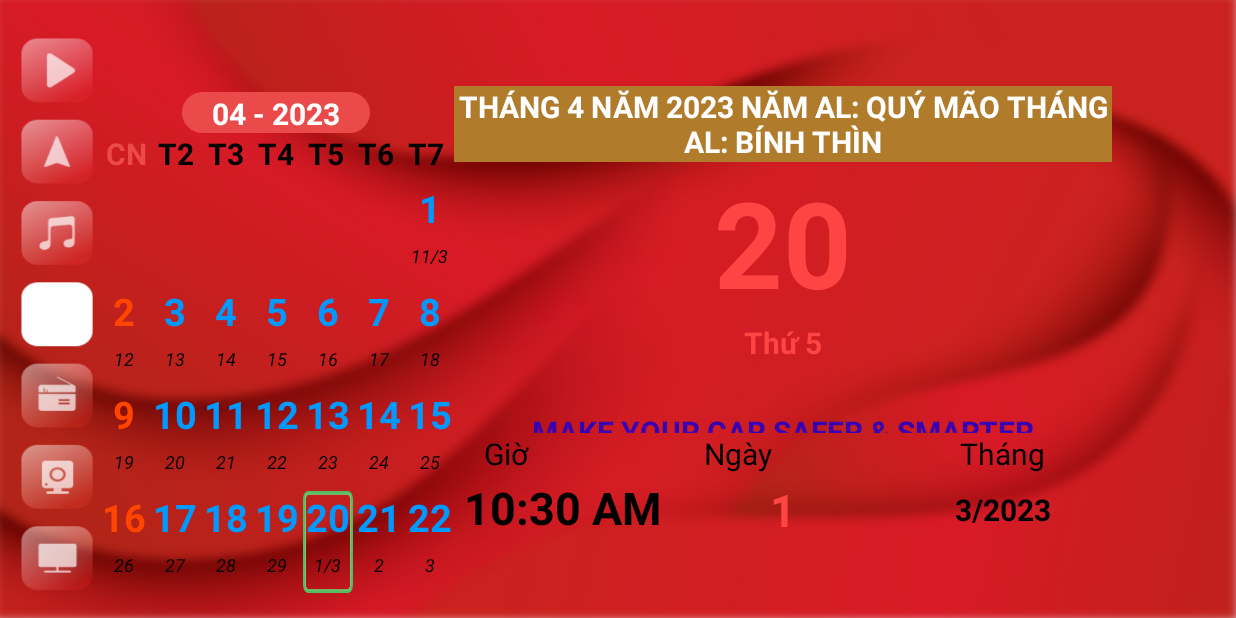
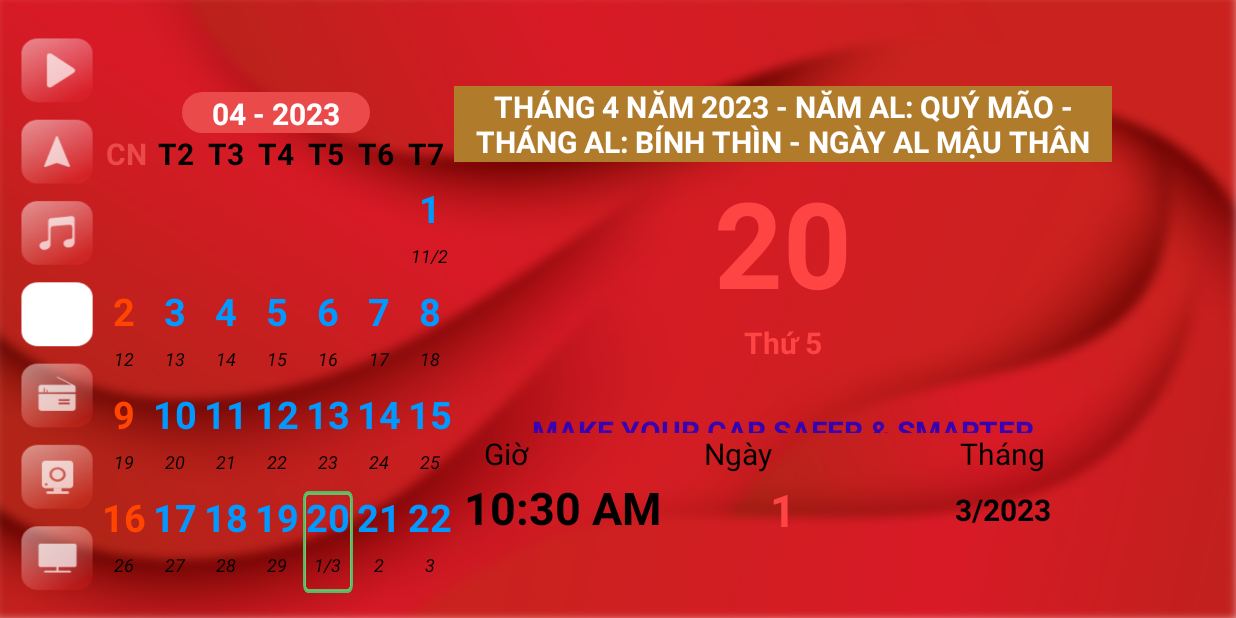
Before and after one commit to anhhv29/lunar-calendar, an Android app: the screen it shows after launch (MainActivity), on a phone screen of 824 x 412 dp (held sideways). Run offline under Robolectric (Android 15) with nearby library versions, the phone set to English and light mode, and no system bars; network calls fail; 5 statements that could not run were skipped.

Commit message:
update can chi ngày/tháng/năm

```diff
--- a/app/src/main/java/vn/gotech/lunar_calendar/MainActivity.java
+++ b/app/src/main/java/vn/gotech/lunar_calendar/MainActivity.java
@@ -79,51 +79,128 @@ public class MainActivity extends AppCompatActivity {
             int monthLunar = lunar[1];
             int yearLunar = lunar[2];
 
-            String[] can = {"Canh", "Tân", "Nhâm", "Quý", "Giáp", "Ất", "Bính", "Đinh", "Mậu", "Kỷ"};
-            String[] chi = {"Thân", "Dậu", "Tuất", "Hợi", "Tý", "Sửu", "Dần", "Mão", "Thìn", "Tỵ", "Ngọ", "Mùi"};
+            String[] can = {"Giáp", "Ất", "Bính", "Đinh", "Mậu", "Kỷ", "Canh", "Tân", "Nhâm", "Quý"};
+            String[] chi = {"Tý", "Sửu", "Dần", "Mão", "Thìn", "Tỵ", "Ngọ", "Mùi", "Thân", "Dậu", "Tuất", "Hợi"};
 
-            String[] GiapKy = {"Bính Dần", "Đinh Mão", "Mậu Thìn", "Kỷ Tỵ", "Canh Ngọ", "Tân Mùi", "Nhâm Thân", "Quý Dậu", "Giáp Tuất", "Ất Hợi", "Bính Tý", "Đinh Sửu"};
-            String[] AtCanh = {"Mậu Dần", "Kỷ Mão", "Canh Thìn", "Tân Tỵ", "Nhâm Ngọ", "Quý Mùi", "Giáp Thân", "Ất Dậu", "Bính Tuất", "Đinh Hợi", "Mậu Tý", "Kỷ Sửu"};
-            String[] BinhTan = {"Canh Dần", "Tân Mão", "Nhâm Thìn", "Quý Tỵ", "Giáp Ngọ", "Ất Mùi", "Bính Thân", "Đinh Dậu", "Mậu Tuất", "Kỷ Hợi", "Canh Tý", "Tân Sửu"};
-            String[] DinhNham = {"Nhâm Dần", "Quý Mão", "Giáp Thìn", "Ất Tỵ", "Bính Ngọ", "Đinh Mùi", "Mậu Thân", "Kỷ Dậu", "Canh Tuất", "Tân Hợi", "Nhâm Tý", "Quý Sửu"};
-            String[] MauQuy = {"Giáp Dần", "Ất Mão", "Bính Thìn", "Đinh Tỵ", "Mậu Ngọ", "Kỷ Mùi", "Canh Thân", "Tân Dậu", "Nhâm Tuất", "Quý Hợi", "Giáp Tý", "Ất Sửu"};
-
-            // tính can chi của năm
-            String canYear = can[year % 10];
-            String chiYear = chi[year % 12];
+            String canYear = can[(yearLunar + 6) % 10];
+            String chiYear = chi[(yearLunar + 8) % 12];
             String lunarYear = canYear + " " + chiYear;
 
-            //tính can chi của tháng
-            String lunarMonth = null;
-            switch (canYear) {
-                case "Giáp":
-                case "Kỷ":
-                    lunarMonth = GiapKy[monthLunar - 1];
-                    break;
-                case "Ất":
-                case "Canh":
-                    lunarMonth = AtCanh[monthLunar - 1];
-                    break;
-                case "Bính":
-                case "Tân":
-                    lunarMonth = BinhTan[monthLunar - 1];
-                    break;
-                case "Đinh":
-                case "Nhâm":
-                    lunarMonth = DinhNham[monthLunar - 1];
-                    break;
-                case "Mậu":
-                case "Quý":
-                    lunarMonth = MauQuy[monthLunar - 1];
-                    break;
-            }
+            String[] chiM = {"Dần", "Mão", "Thìn", "Tỵ", "Ngọ", "Mùi", "Thân", "Dậu", "Tuất", "Hợi", "Tý", "Sửu"};
+            String canMonth = can[(yearLunar * 12 + monthLunar + 3) % 10];
+            String chiMonth = chiM[monthLunar - 1];
+            String lunarMonth = canMonth + " " + chiMonth;
+
+            int dayJuliusNumber = jdFromDate(day, month, year);
+            String canDay = can[(dayJuliusNumber + 9) % 10];
+            String chiDay = chi[(dayJuliusNumber + 1) % 12];
+            String lunarDay = canDay + " " + chiDay;
+
+//            String[] can = {"Canh", "Tân", "Nhâm", "Quý", "Giáp", "Ất", "Bính", "Đinh", "Mậu", "Kỷ"};
+//            String[] chi = {"Thân", "Dậu", "Tuất", "Hợi", "Tý", "Sửu", "Dần", "Mão", "Thìn", "Tỵ", "Ngọ", "Mùi"};
+//
+//            String[] GiapKy = {"Bính Dần", "Đinh Mão", "Mậu Thìn", "Kỷ Tỵ", "Canh Ngọ", "Tân Mùi", "Nhâm Thân", "Quý Dậu", "Giáp Tuất", "Ất Hợi", "Bính Tý", "Đinh Sửu"};
+//            String[] AtCanh = {"Mậu Dần", "Kỷ Mão", "Canh Thìn", "Tân Tỵ", "Nhâm Ngọ", "Quý Mùi", "Giáp Thân", "Ất Dậu", "Bính Tuất", "Đinh Hợi", "Mậu Tý", "Kỷ Sửu"};
+//            String[] BinhTan = {"Canh Dần", "Tân Mão", "Nhâm Thìn", "Quý Tỵ", "Giáp Ngọ", "Ất Mùi", "Bính Thân", "Đinh Dậu", "Mậu Tuất", "Kỷ Hợi", "Canh Tý", "Tân Sửu"};
+//            String[] DinhNham = {"Nhâm Dần", "Quý Mão", "Giáp Thìn", "Ất Tỵ", "Bính Ngọ", "Đinh Mùi", "Mậu Thân", "Kỷ Dậu", "Canh Tuất", "Tân Hợi", "Nhâm Tý", "Quý Sửu"};
+//            String[] MauQuy = {"Giáp Dần", "Ất Mão", "Bính Thìn", "Đinh Tỵ", "Mậu Ngọ", "Kỷ Mùi", "Canh Thân", "Tân Dậu", "Nhâm Tuất", "Quý Hợi", "Giáp Tý", "Ất Sửu"};
+
+            // tính can chi năm
+//            String yearCode = can[year % 10];
+//            String yearChi = chi[year % 12];
+//            String lunarYear = yearCode + " " + yearChi;
+
+            //tính can chi tháng
+//            String lunarMonth = null;
+//            switch (yearCode) {
+//                case "Giáp":
+//                case "Kỷ":
+//                    lunarMonth = GiapKy[monthLunar - 1];
+//                    break;
+//                case "Ất":
+//                case "Canh":
+//                    lunarMonth = AtCanh[monthLunar - 1];
+//                    break;
+//                case "Bính":
+//                case "Tân":
+//                    lunarMonth = BinhTan[monthLunar - 1];
+//                    break;
+//                case "Đinh":
+//                case "Nhâm":
+//                    lunarMonth = DinhNham[monthLunar - 1];
+//                    break;
+//                case "Mậu":
+//                case "Quý":
+//                    lunarMonth = MauQuy[monthLunar - 1];
+//                    break;
+//            }
+
+            //cách tính khác về can chi tháng
+//            HashMap<String, String> lunarMonth2 = new HashMap<>();
+//            for (int i = 0; i < 12; i++) {
+//                int m = i + 1;
+//                String s = (i > 5) ? chi[i - 6] : chi[6 + i];
+//                lunarMonth2.put("T" + m, s);
+//            }
+//
+//            HashMap<String, String[]> lunarMonth3 = new HashMap<>();
+//            List<String> listMonthCan = new ArrayList<>();
+//
+//            for (int i = 0; i < 5; i++) {
+//                listMonthCan.add(can[i + 4] + "/" + can[(i + 9 > 9) ? i - 1 : (i + 9)]);
+//            }
+//
+//            for (int i = 0; i < listMonthCan.size(); i++) {
+//                if (i == 0) {
+//                    String[] canThang = new String[12];
+//                    for (int j = 0; j < 12; j++) {
+//                        canThang[j] = ((j > 3) ? can[j - 4] : can[j + 6]) + " " + lunarMonth2.get("T" + (j + 1));
+//                    }
+//                    lunarMonth3.put(listMonthCan.get(i), canThang);
+//                } else if (i == 1) {
+//                    String[] canThang2 = new String[12];
+//                    for (int j = 0; j < 12; j++) {
+//                        canThang2[j] = ((j > 1) ? can[j - 2] : can[j + 8]) + " " + lunarMonth2.get("T" + (j + 1));
+//                    }
+//                    lunarMonth3.put(listMonthCan.get(i), canThang2);
+//                } else if (i == 2) {
+//                    String[] canThang3 = new String[12];
+//                    for (int j = 0; j < 12; j++) {
+//                        canThang3[j] = (j > 9) ? can[j - 10] : can[j] + " " + lunarMonth2.get("T" + (j + 1));
+//                    }
+//                    lunarMonth3.put(listMonthCan.get(i), canThang3);
+//                } else if (i == 3) {
+//                    String[] canThang4 = new String[12];
+//                    for (int j = 0; j < 12; j++) {
+//                        canThang4[j] = ((j > 7) ? can[j - 8] : can[j + 2]) + " " + lunarMonth2.get("T" + (j + 1));
+//                    }
+//                    lunarMonth3.put(listMonthCan.get(i), canThang4);
+//                } else if (i == 4) {
+//                    String[] canThang5 = new String[12];
+//                    for (int j = 0; j < 12; j++) {
+//                        canThang5[j] = ((j > 5) ? can[j - 6] : can[j + 4]) + " " + lunarMonth2.get("T" + (j + 1));
+//                    }
+//                    lunarMonth3.put(listMonthCan.get(i), canThang5);
+//                }
+//            }
+//
+//
+//            for (HashMap.Entry<String, String[]> entry : lunarMonth3.entrySet()) {
+//                String key = entry.getKey();
+//                String[] value = entry.getValue();
+//                for (int j = 0; j < value.length; j++) {
+//                    if (key.contains(canYear) && (lunnar[1] - 1) == j)
+//                        Log.e("123123123", "Key: " + key + ", Value: " + value[j]);
+//                }
+//            }
+
 
             tvDay.setText("" + day);
-            tvMonth.setText("Tháng " + month + " Năm " + year + " năm AL: " + lunarYear + " tháng AL: " + lunarMonth);
+            tvMonth.setText("Tháng " + month + " Năm " + year + " - năm AL: " + lunarYear + " - tháng AL: " + lunarMonth + " - ngày AL " + lunarDay);
             tvAuthor = findViewById(R.id.tvAuthor);
 
-            tvLunarDay.setText("" + lunar[0]);
-            tvLunarMonth.setText(lunar[1] + "/" + lunar[2]);
+            tvLunarDay.setText("" + dayLunar);
+            tvLunarMonth.setText(monthLunar + "/" + yearLunar);
 
             //Các ngày lễ trong năm
             HashMap<String, String[]> holidaysLunnar = new HashMap<>(); //ngày lễ âm
@@ -205,7 +282,6 @@ public class MainActivity extends AppCompatActivity {
             tvAuthor.setText("" + author);
 
             //xu ly thang
-
             if (month == 0) {
                 month = 12;
             }
@@ -234,7 +310,7 @@ public class MainActivity extends AppCompatActivity {
                 String center = "" + lunar1[0];
                 Log.d("center", center);
                 if (lunar1[0] == 1 || i == 1) {
-                    center += "/" + lunar[1];
+                    center += "/" + lunar1[1];
                 }
 
                 MonthCalender week = new MonthCalender("" + TMGduong, "" + center);
@@ -276,4 +352,16 @@ public class MainActivity extends AppCompatActivity {
         } catch (Exception ex) {
         }
     }
+
+    public int jdFromDate(int day, int month, int year) {
+        int a = (14 - month) / 12;
+        int y = year + 4800 - a;
+        int m = month + 12 * a - 3;
+        int jd = day + (153 * m + 2) / 5 + 365 * y + y / 4 - y / 100 + y / 400 - 32045;
+        if (jd < 2299161) {
+            jd = day + (153 * m + 2) / 5 + 365 * y + y / 4 - 32083;
+        }
+        //jd = jd - 1721425;
+        return jd;
+    }
 }
```
